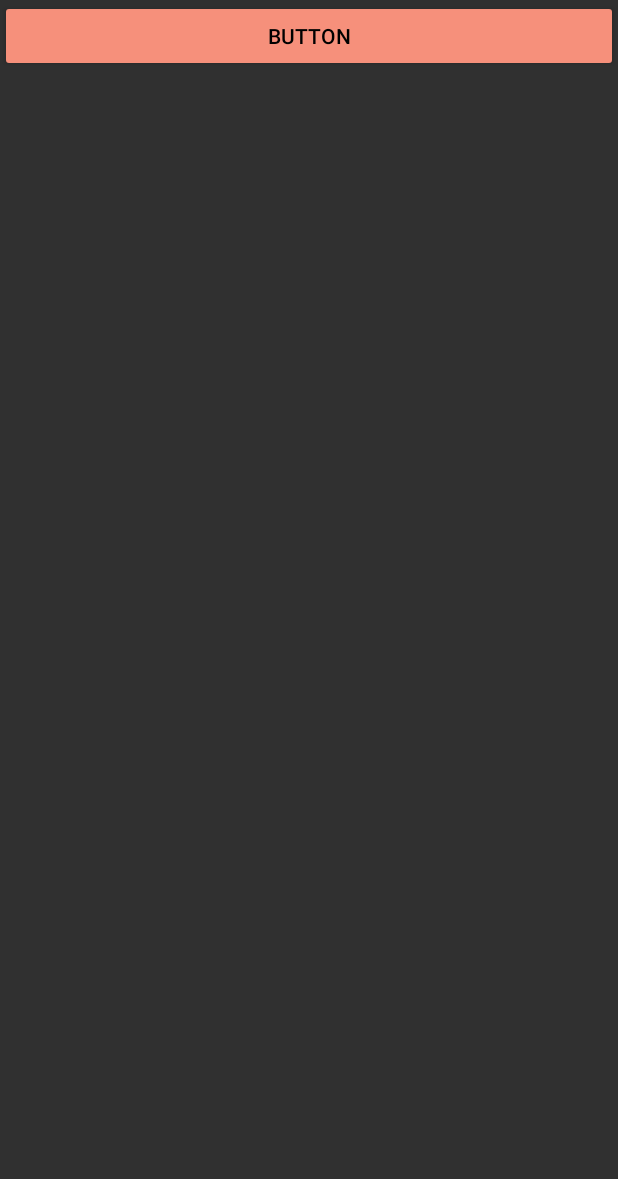
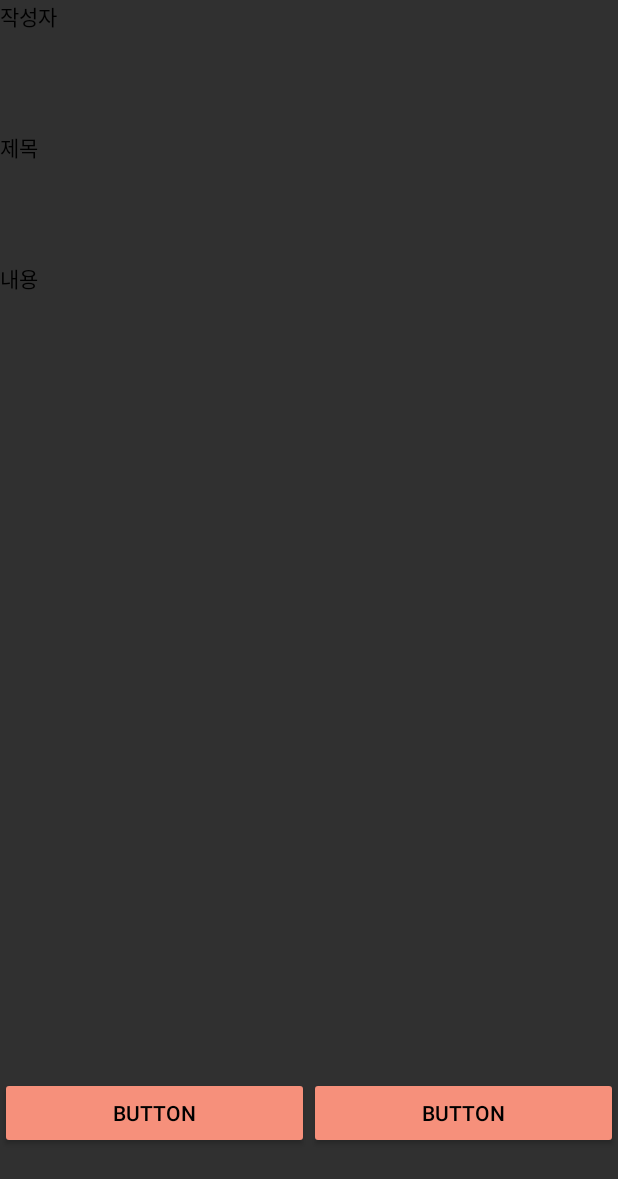
Before and after one commit to jun4256/Pettelier_Android.Vol2, an Android app: the layout activity_board_write.xml on its own in the app's theme, with its tools: preview values and no code run, on a phone screen of 412 x 824 dp. Shown: the top 1179 px of the screen. Run offline under Robolectric (Android 15) with nearby library versions, the phone set to English and light mode, and no system bars.

Commit message:
게시글 작성하기.........

```diff
--- a/app/src/main/res/layout/activity_board_write.xml
+++ b/app/src/main/res/layout/activity_board_write.xml
@@ -1,5 +1,5 @@
 <?xml version="1.0" encoding="utf-8"?>
-<androidx.constraintlayout.widget.ConstraintLayout xmlns:android="http://schemas.android.com/apk/res/android"
+<LinearLayout xmlns:android="http://schemas.android.com/apk/res/android"
     xmlns:app="http://schemas.android.com/apk/res-auto"
     xmlns:tools="http://schemas.android.com/tools"
     android:layout_width="match_parent"
@@ -9,44 +9,107 @@
 
     <LinearLayout
         android:layout_width="match_parent"
-        android:layout_height="76dp"
+        android:layout_height="325dp"
         android:layout_weight="1"
         android:orientation="vertical">
 
         <LinearLayout
             android:layout_width="match_parent"
             android:layout_height="match_parent"
+            android:layout_weight="1">
+
+            <LinearLayout
+                android:layout_width="225dp"
+                android:layout_height="match_parent"
                 android:layout_weight="1"
-            android:orientation="vertical"></LinearLayout>
+                android:orientation="horizontal">
+
+                <TextView
+                    android:id="@+id/textView2"
+                    android:layout_width="wrap_content"
+                    android:layout_height="wrap_content"
+                    android:layout_weight="1"
+                    android:text="작성자" />
+            </LinearLayout>
 
             <LinearLayout
                 android:layout_width="match_parent"
                 android:layout_height="match_parent"
                 android:layout_weight="1"
-            android:orientation="vertical">
+                android:orientation="horizontal"></LinearLayout>
+        </LinearLayout>
 
+        <LinearLayout
+            android:layout_width="match_parent"
+            android:layout_height="match_parent"
+            android:layout_weight="1">
+
+            <LinearLayout
+                android:layout_width="225dp"
+                android:layout_height="match_parent"
+                android:layout_weight="1"
+                android:orientation="horizontal">
+
+                <TextView
+                    android:id="@+id/textView3"
+                    android:layout_width="wrap_content"
+                    android:layout_height="wrap_content"
+                    android:layout_weight="1"
+                    android:text="제목" />
+            </LinearLayout>
+
+            <LinearLayout
+                android:layout_width="match_parent"
+                android:layout_height="match_parent"
+                android:layout_weight="1"
+                android:orientation="horizontal"></LinearLayout>
         </LinearLayout>
     </LinearLayout>
 
     <LinearLayout
         android:layout_width="match_parent"
-        android:layout_height="396dp"
+        android:layout_height="694dp"
         android:layout_weight="1"
-        android:orientation="vertical"></LinearLayout>
+        android:orientation="vertical">
+
+        <TextView
+            android:id="@+id/textView4"
+            android:layout_width="match_parent"
+            android:layout_height="wrap_content"
+            android:text="내용" />
+    </LinearLayout>
 
     <LinearLayout
         android:layout_width="match_parent"
+        android:layout_height="257dp"
+        android:layout_weight="1">
+
+        <LinearLayout
+            android:layout_width="match_parent"
+            android:layout_height="match_parent"
+            android:layout_weight="1"
+            android:orientation="horizontal">
+
+            <Button
+                android:id="@+id/button6"
+                android:layout_width="wrap_content"
                 android:layout_height="wrap_content"
                 android:layout_weight="1"
-        android:orientation="vertical">
-
+                android:text="Button" />
         </LinearLayout>
 
+        <LinearLayout
+            android:layout_width="match_parent"
+            android:layout_height="match_parent"
+            android:layout_weight="1"
+            android:orientation="horizontal">
+
             <Button
-        android:id="@+id/button8"
-        android:layout_width="match_parent"
+                android:id="@+id/button7"
+                android:layout_width="wrap_content"
                 android:layout_height="wrap_content"
-        android:text="Button"
-        tools:layout_editor_absoluteX="46dp"
-        tools:layout_editor_absoluteY="586dp" />
-</androidx.constraintlayout.widget.ConstraintLayout>
+                android:layout_weight="1"
+                android:text="Button" />
+        </LinearLayout>
+    </LinearLayout>
+</LinearLayout>
```
Lines whose indentation alone changed are shown as unchanged.
